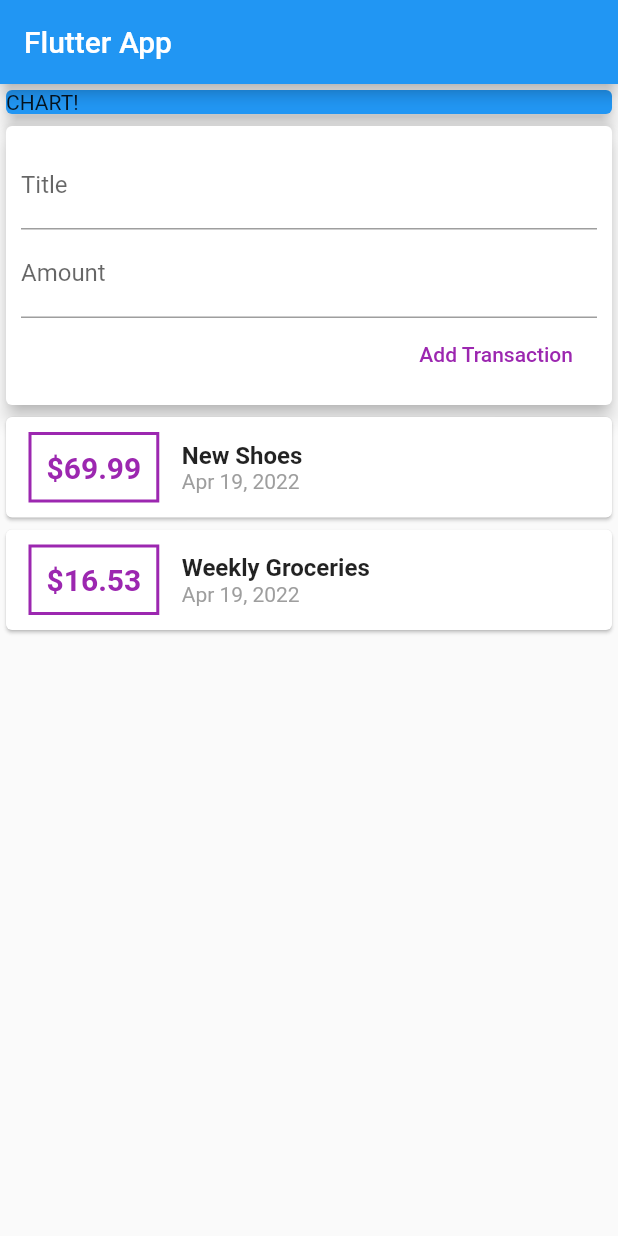
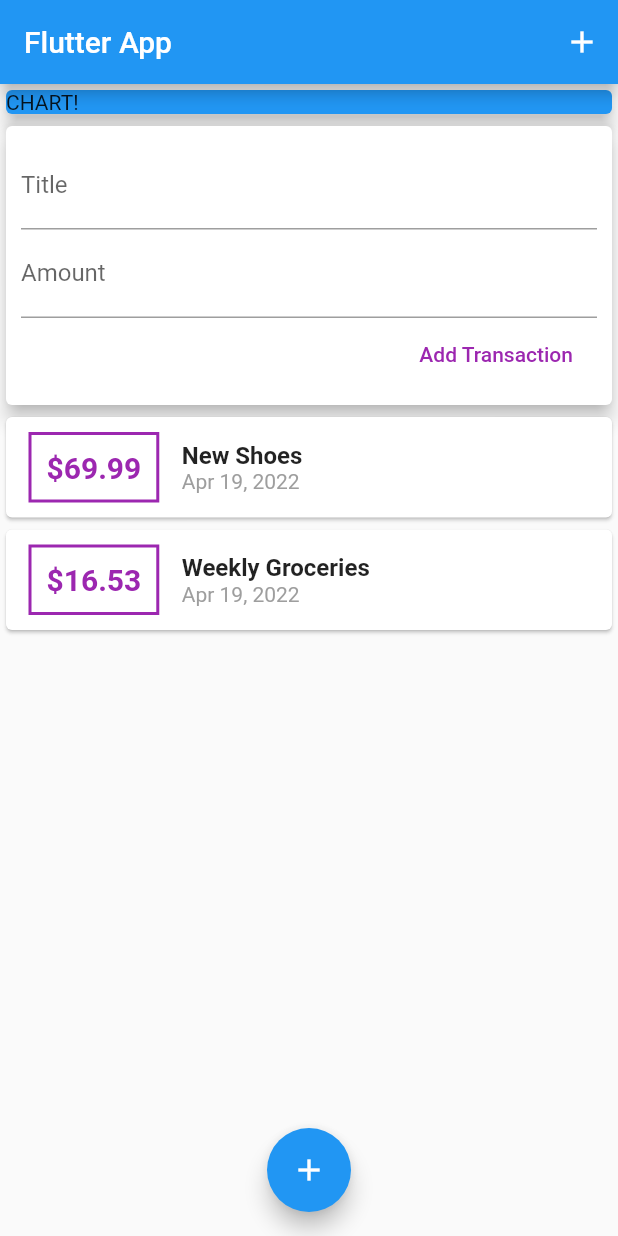
Before and after one commit to shrayan-bhattacharya/Flutter-Projects, a Flutter app: the screen it shows after launch, after a tap on "Add Transaction", on a phone screen of 412 x 824 dp. Run offline on Flutter 3.47's test engine with Material 2 defaults, Android fonts, the phone set to English and light mode, and no system bars.

Commit message:
Added few Buttons and some more features

```diff
--- a/expense_planner/lib/main.dart
+++ b/expense_planner/lib/main.dart
@@ -25,6 +25,12 @@ class MyHomePage extends StatelessWidget {
     return Scaffold(
       appBar: AppBar(
         title: Text('Flutter App'),
+        actions: <Widget>[
+          IconButton(
+            onPressed: () {},
+            icon: Icon(Icons.add),
+          )
+        ],
       ),
       body: SingleChildScrollView(
         child: Column(
@@ -39,9 +45,14 @@ class MyHomePage extends StatelessWidget {
                 elevation: 5,
               ),
             ),
-            UserTransactions()
+            UserTransactions(),
           ],
         ),
+      ),
+      floatingActionButtonLocation: FloatingActionButtonLocation.centerFloat,
+      floatingActionButton: FloatingActionButton(
+        child: Icon(Icons.add),
+        onPressed: () {},
       ),
     );
   }
--- a/expense_planner/lib/widgets/new_transaction.dart
+++ b/expense_planner/lib/widgets/new_transaction.dart
@@ -6,6 +6,19 @@ class NewTransaction extends StatelessWidget {
   final amountController = TextEditingController();
 
   NewTransaction(this.addTx);
+
+  void submitData() {
+    final enteredTitle = titleController.text;
+    final enteredAmount = double.parse(amountController.text);
+
+    if (enteredTitle.isEmpty || enteredAmount <= 0) {
+      return;
+    }
+    addTx(
+      enteredTitle,
+      enteredAmount,
+    );
+  }
 
   @override
   Widget build(BuildContext context) {
@@ -26,17 +39,14 @@ class NewTransaction extends StatelessWidget {
             TextField(
               decoration: InputDecoration(labelText: 'Amount'),
               controller: amountController,
+              keyboardType: TextInputType.number,
+              onSubmitted: (_) => submitData(),
               // onChanged: (val) => amountInput = val,
             ),
             FlatButton(
               child: Text('Add Transaction'),
               textColor: Colors.purple,
-              onPressed: () {
-                addTx(
-                  titleController.text,
-                  double.parse(amountController.text),
-                );
-              },
+              onPressed: submitData,
             ),
           ],
         ),
--- a/expense_planner/lib/widgets/transaction_list.dart
+++ b/expense_planner/lib/widgets/transaction_list.dart
@@ -10,8 +10,10 @@ class TransactionList extends StatelessWidget {
 
   @override
   Widget build(BuildContext context) {
-    return Column(
-      children: transactions.map((tx) {
+    return Container(
+      height: 300,
+      child: ListView.builder(
+        itemBuilder: (ctx, index) {
           return Card(
             child: Row(
               children: <Widget>[
@@ -28,7 +30,7 @@ class TransactionList extends StatelessWidget {
                   ),
                   padding: EdgeInsets.all(10),
                   child: Text(
-                  '\$${tx.amount}',
+                    '\$${transactions[index].amount.toStringAsFixed(2)}',
                     style: TextStyle(
                       fontWeight: FontWeight.bold,
                       fontSize: 20,
@@ -40,14 +42,14 @@ class TransactionList extends StatelessWidget {
                   crossAxisAlignment: CrossAxisAlignment.start,
                   children: <Widget>[
                     Text(
-                    tx.title,
+                      transactions[index].title,
                       style: TextStyle(
                         fontSize: 16,
                         fontWeight: FontWeight.bold,
                       ),
                     ),
                     Text(
-                    DateFormat.yMMMd().format(tx.date),
+                      DateFormat.yMMMd().format(transactions[index].date),
                       style: TextStyle(
                         color: Colors.grey,
                       ),
@@ -57,7 +59,9 @@ class TransactionList extends StatelessWidget {
               ],
             ),
           );
-      }).toList(),
+        },
+        itemCount: transactions.length,
+      ),
     );
   }
 }
```
Also changed, not shown: expense_planner/pubspec.yaml (+7 -11 lines), expense_planner/pubspec.lock. Lines whose indentation alone changed are shown as unchanged.
